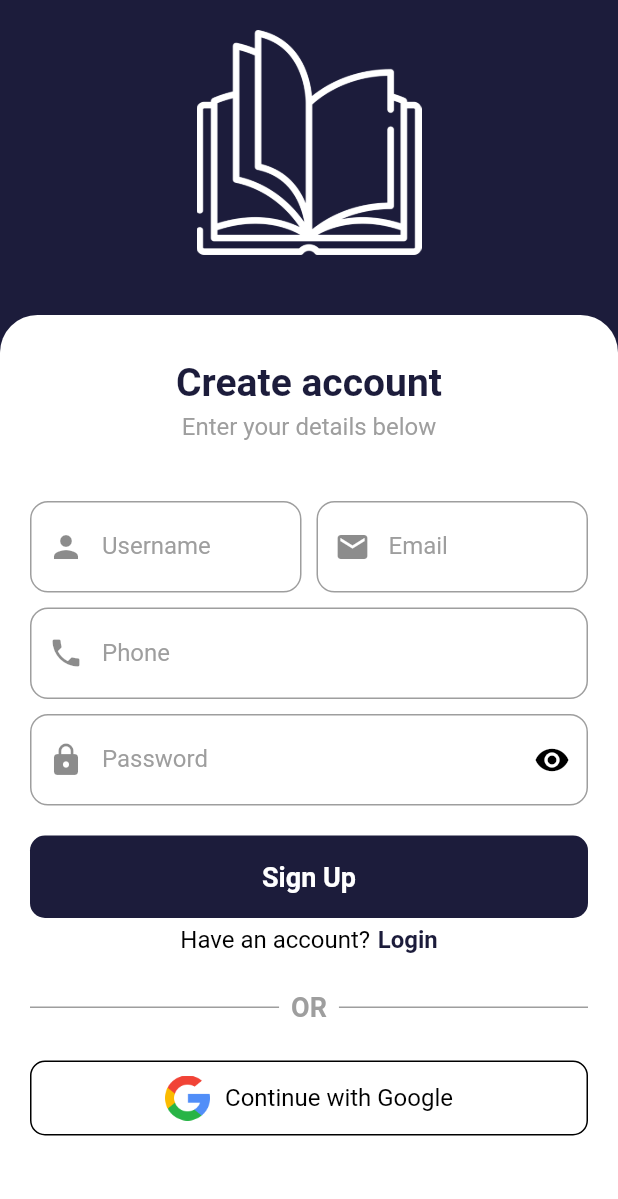
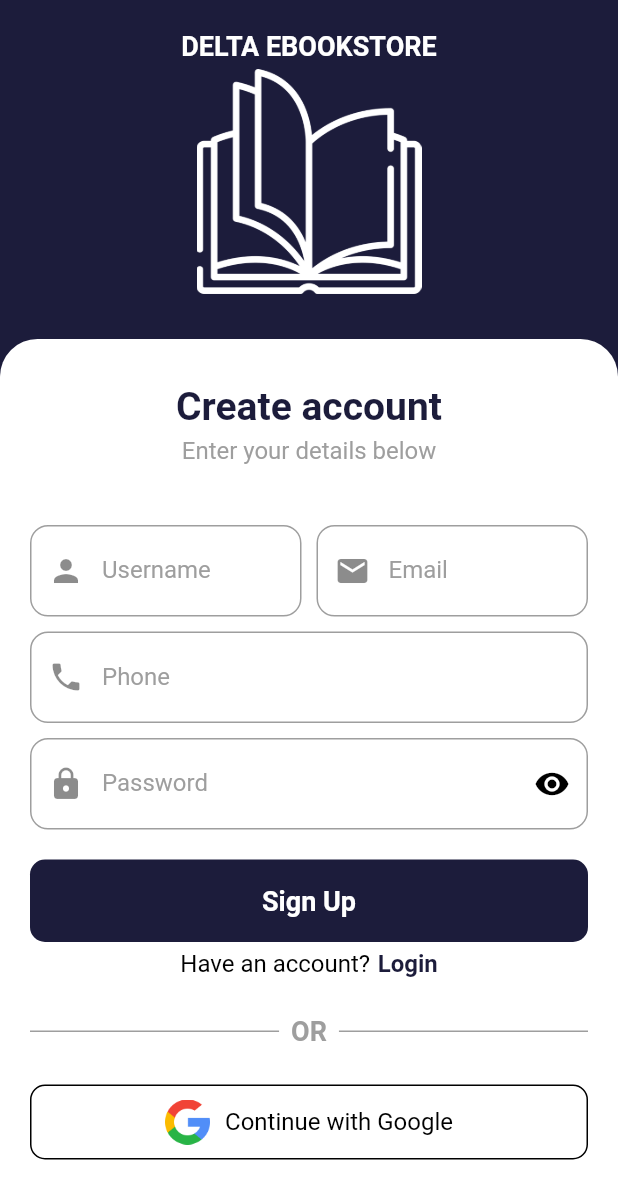
Before and after one commit to nasifayc/delta-bookstore-flutter, a Flutter app: the LoginPage screen opened by its route, after a tap on "Login", after a tap on "Sign Up", on a phone screen of 412 x 824 dp. Shown: the top 1199 px of the screen. Run offline on Flutter 3.47's test engine with Material 3 defaults, Android fonts, the phone set to English and light mode, and no system bars; our stand-ins replace equatable, flutter_bloc.

Commit message:
fix: pub get

```diff
--- a/delta_ebookstore_app/lib/screens/layouts/login_page.dart
+++ b/delta_ebookstore_app/lib/screens/layouts/login_page.dart
@@ -16,7 +16,8 @@ class _LoginPageState extends State<LoginPage> {
     AppTheme theme = AppTheme.of(context);
     return Scaffold(
       backgroundColor: theme.primary,
-      body: const Column(
+      body: const SafeArea(
+        child: Column(
           children: [
             WelcomeCard(),
             SizedBox(
@@ -25,6 +26,7 @@ class _LoginPageState extends State<LoginPage> {
             LoginForm()
           ],
         ),
+      ),
     );
   }
 }
--- a/delta_ebookstore_app/lib/screens/layouts/sign_up_page.dart
+++ b/delta_ebookstore_app/lib/screens/layouts/sign_up_page.dart
@@ -16,7 +16,8 @@ class _SignUpPageState extends State<SignUpPage> {
     AppTheme theme = AppTheme.of(context);
     return Scaffold(
       backgroundColor: theme.primary,
-      body: const Column(
+      body: const SafeArea(
+        child: Column(
           children: [
             WelcomeCard(),
             SizedBox(
@@ -25,6 +26,7 @@ class _SignUpPageState extends State<SignUpPage> {
             SignupFrom()
           ],
         ),
+      ),
     );
   }
 }
--- a/delta_ebookstore_app/lib/widgets/welcome_card.dart
+++ b/delta_ebookstore_app/lib/widgets/welcome_card.dart
@@ -8,20 +8,22 @@ class WelcomeCard extends StatelessWidget {
   Widget build(BuildContext context) {
     AppTheme theme = AppTheme.of(context);
     // Size size = MediaQuery.of(context).size;
-    return Center(
+    return Padding(
+      padding: const EdgeInsets.symmetric(vertical: 20.0),
       child: Column(
         children: [
-          Padding(
-            padding: const EdgeInsets.symmetric(vertical: 20),
-            child: Image.asset(
-              'assets/images/open-book.png',
-              color: theme.primaryBackground,
-              height: 150,
-              width: 150,
-            ),
+          Text(
+            'DELTA EBOOKSTORE',
+            style: theme.typography.bodyMediumWhite,
           ),
           const SizedBox(
-            height: 10,
+            height: 5,
+          ),
+          Image.asset(
+            'assets/images/open-book.png',
+            color: theme.primaryBackground,
+            height: 150,
+            width: 150,
           ),
         ],
       ),
```
Also changed, not shown: 1 other file. Lines whose indentation alone changed are shown as unchanged.
